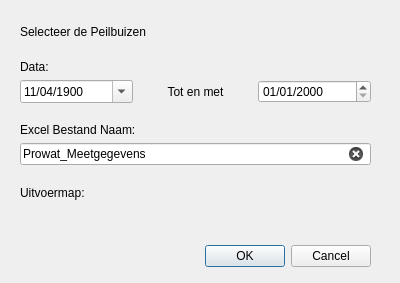
Before: the Qt Designer form PRW_dialog_base.ui in KRS-dev/PRW_Data_Opvrager, drawn with Qt 5.
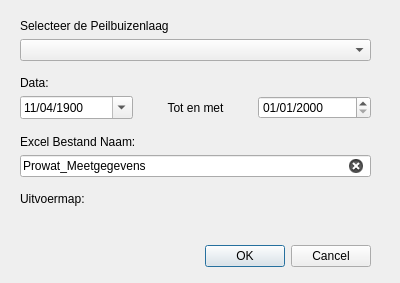
After: the same form once the commit is applied. Custom widgets are drawn as their Qt base class.

Commit message: selected layer

```diff
--- a/PRW_dialog_base.ui
+++ b/PRW_dialog_base.ui
@@ -42,13 +42,16 @@
     <item>
      <widget class="QLabel" name="label_4">
       <property name="text">
-       <string>Selecteer de Peilbuizen</string>
+       <string>Selecteer de Peilbuizenlaag</string>
       </property>
       <property name="alignment">
        <set>Qt::AlignBottom|Qt::AlignLeading|Qt::AlignLeft</set>
       </property>
      </widget>
     </item>
+    <item>
+     <widget class="QgsMapLayerComboBox" name="cmb_layer"/>
+    </item>
     <item>
      <widget class="QLabel" name="label_6">
       <property name="text">
@@ -194,6 +197,11 @@
    <extends>QWidget</extends>
    <header>qgsfilewidget.h</header>
   </customwidget>
+  <customwidget>
+   <class>QgsMapLayerComboBox</class>
+   <extends>QComboBox</extends>
+   <header>qgsmaplayercombobox.h</header>
+  </customwidget>
  </customwidgets>
  <resources/>
  <connections>
```
The commit also changes 1 other file.
